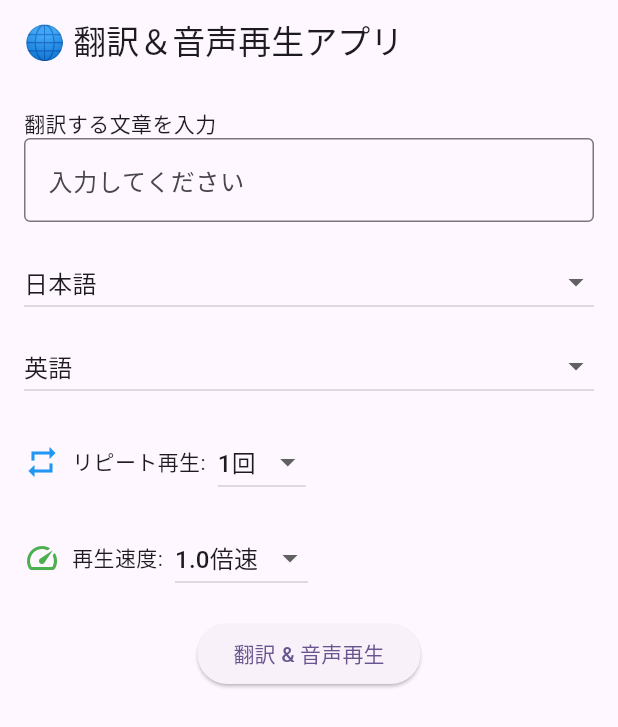
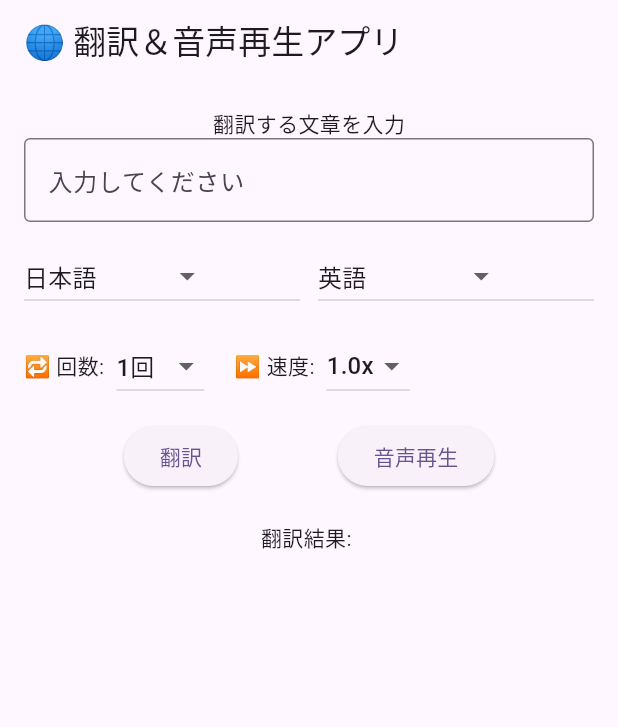
Before and after one commit to kuript900/flask_server, a Flutter app: the screen it shows after launch, on a phone screen of 412 x 824 dp. Shown: the top 727 px of the screen. Run offline on Flutter 3.47's test engine with Material 3 defaults, Android fonts, the phone set to English and light mode, and no system bars; our stand-ins replace shared_preferences; missing offline and left inert: dart:html.

Commit message:
Trigger redeploy

```diff
--- a/lib/translator_screen.dart
+++ b/lib/translator_screen.dart
@@ -1,7 +1,7 @@
+import 'dart:convert';
 import 'package:flutter/material.dart';
-import 'package:flutter_tts/flutter_tts.dart';
-import 'package:multi_translator_app/usage_limiter.dart';
-import 'package:translator/translator.dart';
+import 'package:http/http.dart' as http;
+import 'package:url_launcher/url_launcher.dart';
 
 class TranslatorScreen extends StatefulWidget {
   const TranslatorScreen({super.key});
@@ -11,69 +11,87 @@ class TranslatorScreen extends StatefulWidget {
 }
 
 class _TranslatorScreenState extends State<TranslatorScreen> {
-  final TextEditingController _textController = TextEditingController();
-  String _translatedText = '';
-  String _selectedFrom = '日本語';
-  String _selectedTo = '英語';
+  final _textController = TextEditingController();
+  String translatedText = '';
   int _repeatCount = 1;
-  String _selectedDisplayRate = '1.0倍速';
+  String _selectedFromLang = '日本語';
+  String _selectedToLang = '英語';
+  String _selectedRate = '1.0';
 
-  final FlutterTts flutterTts = FlutterTts();
-  final translator = GoogleTranslator();
-
-  final Map<String, String> _languageMap = {
+  final Map<String, String> langCodeMap = {
     '日本語': 'ja',
     '英語': 'en',
+    'フランス語': 'fr',
     'スペイン語': 'es',
-    'フランス語': 'fr',
     'ドイツ語': 'de',
     'ポルトガル語': 'pt',
   };
 
-  final Map<String, String> _ttsLangMap = {
-    '日本語': 'ja-JP',
-    '英語': 'en-US',
-    'スペイン語': 'es-ES',
-    'フランス語': 'fr-FR',
-    'ドイツ語': 'de-DE',
-    'ポルトガル語': 'pt-PT',
-  };
+  final List<String> speedRates = ['0.8', '1.0', '1.2', '1.5'];
 
-  final Map<String, double> _displayRateMap = {
-    '0.6倍速': 0.4,
-    '0.75倍速': 0.6,
-    '1.0倍速': 0.75,
-    '1.25倍速': 1.0,
-    '1.5倍速': 1.25,
-  };
+  Future<void> translateText() async {
+    final text = _textController.text.trim();
+    if (text.isEmpty) return;
 
-  @override
-  void initState() {
-    super.initState();
-    flutterTts.setSpeechRate(_displayRateMap[_selectedDisplayRate]!);
+    final from = langCodeMap[_selectedFromLang]!;
+    final to = langCodeMap[_selectedToLang]!;
+
+    final uri = Uri.parse('https://flask-server-beqj.onrender.com/api/translate');
+    try {
+      final res = await http.post(
+        uri,
+        headers: {'Content-Type': 'application/json'},
+        body: jsonEncode({
+          'text': text,
+          'from_lang': from,
+          'to_lang': to,
+        }),
+      );
+
+      final json = jsonDecode(res.body);
+      if (json['error'] != null) {
+        print('❌ 通信エラー (翻訳): ${json['error']}');
+        return;
       }
 
-  Future<void> _translateText() async {
-    final inputText = _textController.text.trim();
-    if (inputText.isEmpty) return;
+      setState(() {
+        translatedText = json['translated_text'];
+      });
+    } catch (e) {
+      print('❌ 通信エラー (翻訳): $e');
+    }
+  }
 
-    final from = _languageMap[_selectedFrom]!;
-    final to = _languageMap[_selectedTo]!;
+  Future<void> playAudio() async {
+    final to = langCodeMap[_selectedToLang]!;
+    final uri = Uri.parse('https://flask-server-beqj.onrender.com/api/tts');
 
     try {
-      final result = await translator.translate(inputText, from: from, to: to);
-      setState(() {
-        _translatedText = result.text;
-      });
+      final res = await http.post(
+        uri,
+        headers: {'Content-Type': 'application/json'},
+        body: jsonEncode({
+          'text': translatedText,
+          'lang': to,
+          'repeat': _repeatCount,
+          'rate': _selectedRate,
+        }),
+      );
 
-      await flutterTts.setLanguage(_ttsLangMap[_selectedTo]!);
-      await flutterTts.setSpeechRate(_displayRateMap[_selectedDisplayRate]!);
+      final json = jsonDecode(res.body);
+      if (json['error'] != null) {
+        print('❌ 通信エラー (音声): ${json['error']}');
+        return;
+      }
 
-      for (int i = 0; i < _repeatCount; i++) {
-        await flutterTts.speak(result.text);
+      final audioUrl = json['audio_url'];
+      if (await canLaunchUrl(Uri.parse(audioUrl))) {
+        await launchUrl(Uri.parse(audioUrl));
+      } else {
+        print('再生できません: $audioUrl');
       }
     } catch (e) {
-      print('❌ エラー: $e');
+      print('❌ 通信エラー (音声): $e');
     }
   }
 
@@ -81,11 +99,10 @@ class _TranslatorScreenState extends State<TranslatorScreen> {
   Widget build(BuildContext context) {
     return Scaffold(
       appBar: AppBar(title: const Text('🌐 翻訳＆音声再生アプリ')),
-      body: SingleChildScrollView(
-        child: Padding(
-          padding: const EdgeInsets.all(16.0),
+      body: Padding(
+        padding: const EdgeInsets.all(16),
+        child: SingleChildScrollView(
           child: Column(
-            crossAxisAlignment: CrossAxisAlignment.start,
             children: [
               const Text('翻訳する文章を入力'),
               TextField(
@@ -95,156 +112,66 @@ class _TranslatorScreenState extends State<TranslatorScreen> {
                   hintText: '入力してください',
                 ),
               ),
-              const SizedBox(height: 16),
-              LayoutBuilder(
-                builder: (context, constraints) {
-                  final isNarrow = constraints.maxWidth < 500;
-                  return isNarrow
-                      ? Column(
-                    children: [
-                      DropdownButton<String>(
-                        value: _selectedFrom,
-                        isExpanded: true,
-                        items: _languageMap.keys.map((lang) {
-                          return DropdownMenuItem<String>(
-                            value: lang,
-                            child: Text(lang),
-                          );
-                        }).toList(),
-                        onChanged: (value) {
-                          setState(() => _selectedFrom = value!);
-                        },
-                      ),
-                      const SizedBox(height: 8),
-                      DropdownButton<String>(
-                        value: _selectedTo,
-                        isExpanded: true,
-                        items: _languageMap.keys.map((lang) {
-                          return DropdownMenuItem<String>(
-                            value: lang,
-                            child: Text(lang),
-                          );
-                        }).toList(),
-                        onChanged: (value) {
-                          setState(() => _selectedTo = value!);
-                        },
-                      ),
-                    ],
-                  )
-                      : Row(
+              const SizedBox(height: 12),
+              Row(
                 children: [
                   Expanded(
                     child: DropdownButton<String>(
-                          value: _selectedFrom,
-                          isExpanded: true,
-                          items: _languageMap.keys.map((lang) {
-                            return DropdownMenuItem<String>(
-                              value: lang,
-                              child: Text(lang),
-                            );
-                          }).toList(),
-                          onChanged: (value) {
-                            setState(() => _selectedFrom = value!);
-                          },
+                      value: _selectedFromLang,
+                      items: langCodeMap.keys.map((e) => DropdownMenuItem(value: e, child: Text(e))).toList(),
+                      onChanged: (val) => setState(() => _selectedFromLang = val!),
                     ),
                   ),
-                      const SizedBox(width: 16),
+                  const SizedBox(width: 12),
                   Expanded(
                     child: DropdownButton<String>(
-                          value: _selectedTo,
-                          isExpanded: true,
-                          items: _languageMap.keys.map((lang) {
-                            return DropdownMenuItem<String>(
-                              value: lang,
-                              child: Text(lang),
-                            );
-                          }).toList(),
-                          onChanged: (value) {
-                            setState(() => _selectedTo = value!);
-                          },
+                      value: _selectedToLang,
+                      items: langCodeMap.keys.map((e) => DropdownMenuItem(value: e, child: Text(e))).toList(),
+                      onChanged: (val) => setState(() => _selectedToLang = val!),
                     ),
                   ),
                 ],
-                  );
-                },
               ),
-              const SizedBox(height: 16),
+              const SizedBox(height: 12),
               Row(
                 children: [
-                  const Icon(Icons.repeat, color: Colors.blue),
-                  const SizedBox(width: 8),
-                  const Text('リピート再生:'),
+                  const Text('🔁 回数:'),
                   const SizedBox(width: 8),
                   DropdownButton<int>(
                     value: _repeatCount,
-                    items: List.generate(20, (i) => i + 1).map((count) {
-                      return DropdownMenuItem<int>(
-                        value: count,
-                        child: Text('$count回'),
-                      );
-                    }).toList(),
-                    onChanged: (value) {
-                      setState(() => _repeatCount = value!);
-                    },
+                    items: List.generate(10, (i) => i + 1)
+                        .map((e) => DropdownMenuItem(value: e, child: Text('$e回')))
+                        .toList(),
+                    onChanged: (val) => setState(() => _repeatCount = val!),
+                  ),
+                  const SizedBox(width: 20),
+                  const Text('⏩ 速度:'),
+                  const SizedBox(width: 8),
+                  DropdownButton<String>(
+                    value: _selectedRate,
+                    items: speedRates
+                        .map((e) => DropdownMenuItem(value: e, child: Text('${e}x')))
+                        .toList(),
+                    onChanged: (val) => setState(() => _selectedRate = val!),
                   ),
                 ],
               ),
-              const SizedBox(height: 16),
+              const SizedBox(height: 12),
               Row(
+                mainAxisAlignment: MainAxisAlignment.spaceEvenly,
                 children: [
-                  const Icon(Icons.speed, color: Colors.green),
-                  const SizedBox(width: 8),
-                  const Text('再生速度:'),
-                  const SizedBox(width: 8),
-                  DropdownButton<String>(
-                    value: _selectedDisplayRate,
-                    items: _displayRateMap.keys.map((rate) {
-                      return DropdownMenuItem<String>(
-                        value: rate,
-                        child: Text(rate),
-                      );
-                    }).toList(),
-                    onChanged: (value) {
-                      setState(() => _selectedDisplayRate = value!);
-                    },
+                  ElevatedButton(
+                    onPressed: translateText,
+                    child: const Text('翻訳'),
+                  ),
+                  ElevatedButton(
+                    onPressed: playAudio,
+                    child: const Text('音声再生'),
                   ),
                 ],
               ),
-              const SizedBox(height: 16),
-              Center(
-                child: ElevatedButton(
-                  onPressed: () async {
-                    if (await UsageLimiter.canUse()) {
-                      await UsageLimiter.incrementUsage();
-                      await _translateText();
-                    } else {
-                      showDialog(
-                        context: context,
-                        builder: (_) => AlertDialog(
-                          title: const Text('使用上限に達しました'),
-                          content: const Text('本日の使用回数（100回）を超えました'),
-                          actions: [
-                            TextButton(
-                              onPressed: () => Navigator.pop(context),
-                              child: const Text('OK'),
-                            )
-                          ],
-                        ),
-                      );
-                    }
-                  },
-                  child: const Text('翻訳 & 音声再生'),
-                ),
-              ),
-              const SizedBox(height: 16),
-              if (_translatedText.isNotEmpty)
-                Container(
-                  padding: const EdgeInsets.all(12),
-                  decoration: BoxDecoration(
-                    border: Border.all(color: Colors.grey),
-                  ),
-                  child: Text('翻訳結果: $_translatedText'),
-                ),
+              const SizedBox(height: 20),
+              Text('翻訳結果: $translatedText'),
             ],
           ),
         ),
--- a/pubspec.yaml
+++ b/pubspec.yaml
@@ -37,6 +37,8 @@ dependencies:
   cupertino_icons: ^1.0.8
   flutter_tts: ^3.8.5
   translator: ^0.1.7
+  audioplayers: ^5.2.1
+  url_launcher: ^6.2.5
 
 dev_dependencies:
   flutter_test:
```
Also changed, not shown: pubspec.lock, 6 other files. Lines whose indentation alone changed are shown as unchanged.
